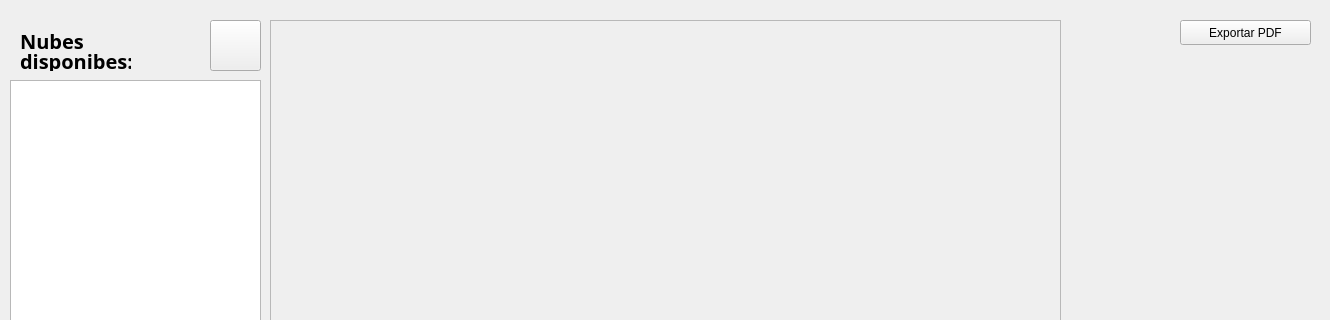
This is GUI/visualizacion.ui in Nickleon16/APP_LIDAR as Qt 5 draws it before an edit; both pictures show x 0 to 1330 and y 0 to 320 of the 1330 by 570 pixel window. The edited form follows.
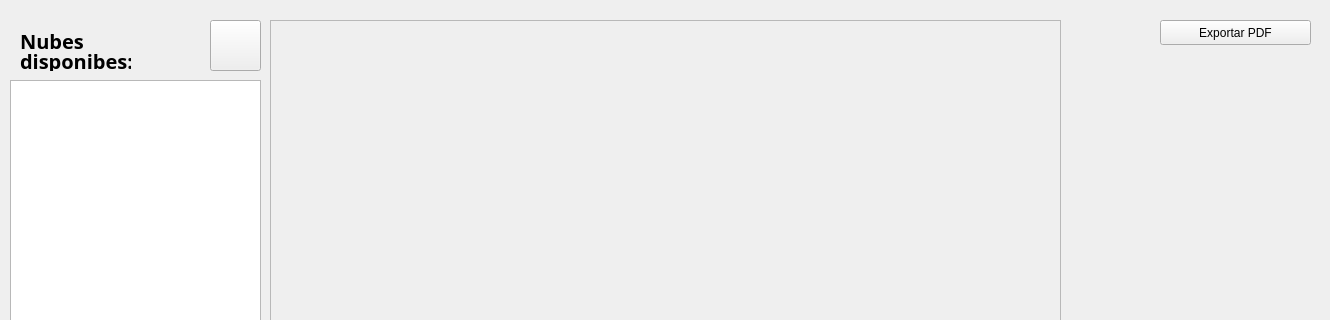
This is the edited form. Icons and pictures are not drawn.

What changed in the file:
```diff
--- a/GUI/visualizacion.ui
+++ b/GUI/visualizacion.ui
@@ -55,9 +55,9 @@
   <widget class="QPushButton" name="generarReportePushButton">
    <property name="geometry">
     <rect>
-     <x>1180</x>
+     <x>1160</x>
      <y>20</y>
-     <width>131</width>
+     <width>151</width>
      <height>25</height>
     </rect>
    </property>
@@ -170,7 +170,7 @@
     <rect>
      <x>20</x>
      <y>30</y>
-     <width>151</width>
+     <width>91</width>
      <height>21</height>
     </rect>
    </property>
```
